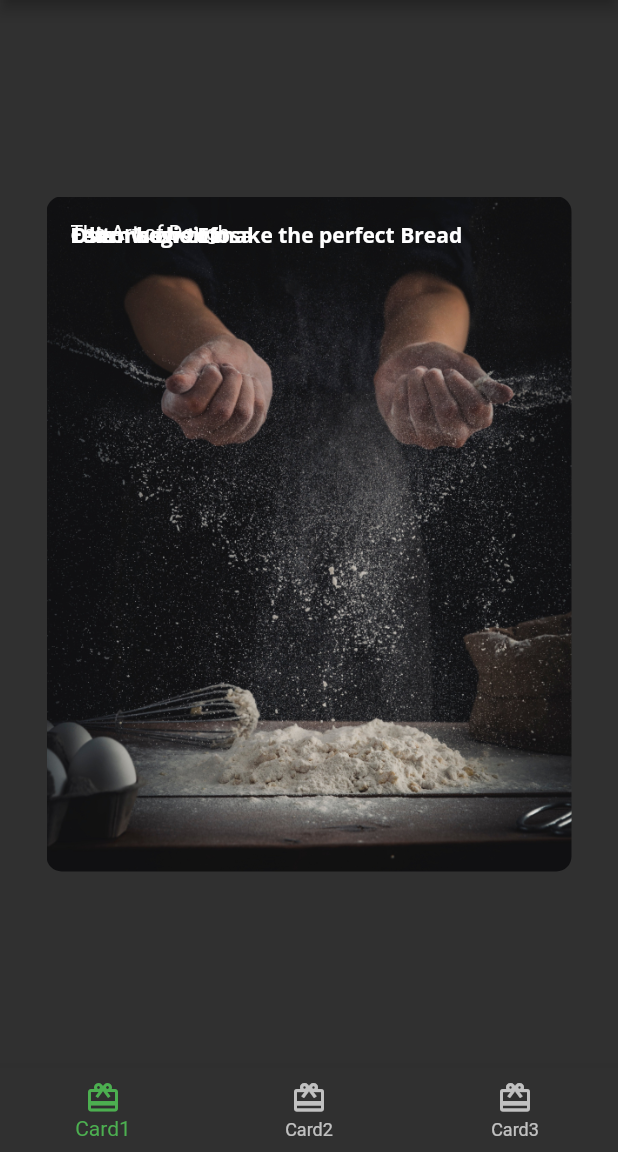
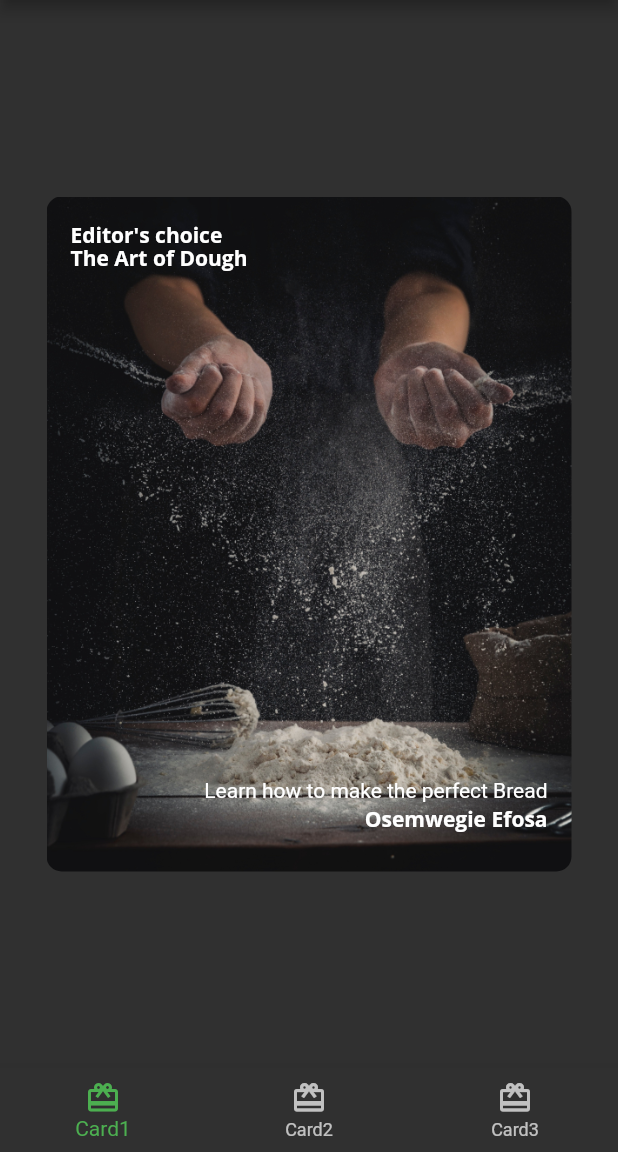
Before and after one commit to eoeefosa/fooderlich, a Flutter app: the screen it shows after launch, on a phone screen of 412 x 824 dp, the part 84-1236 px from its top. Run offline on Flutter 3.47's test engine with Material 2 defaults, Android fonts, the phone set to English and light mode, and no system bars; our stand-ins replace google_fonts.

Commit message:
updated card1.dart
positioned stacked text in container

```diff
--- a/lib/Card1.dart
+++ b/lib/Card1.dart
@@ -26,9 +26,20 @@ class Card1 extends StatelessWidget {
         ),
         child: Stack(children: [
           Text(category, style: FooderlichTheme.darkTextTheme.bodyText1),
-          Text(title, style: FooderlichTheme.darkTextTheme.headline5),
-          Text(description, style: FooderlichTheme.darkTextTheme.bodyText1),
-          Text(chef, style: FooderlichTheme.darkTextTheme.bodyText1),
+          Positioned(
+              top: 15,
+              child:
+                  Text(title, style: FooderlichTheme.darkTextTheme.bodyText1)),
+          Positioned(
+              bottom: 30,
+              right: 0,
+              child: Text(description,
+                  style: FooderlichTheme.darkTextTheme.headline5)),
+          Positioned(
+              bottom: 10,
+              right: 0,
+              child:
+                  Text(chef, style: FooderlichTheme.darkTextTheme.bodyText1)),
         ]),
       ),
     );
```
